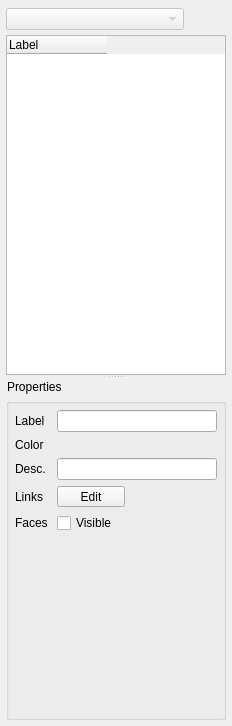
First picture: the form in Tools/Mokka/ModelDockWidget.ui, repository Biomechanical-ToolKit/BTKCore, before the edit.
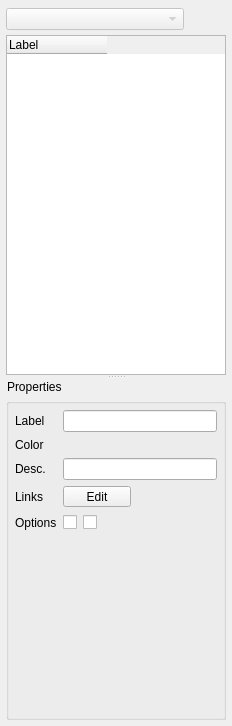
Second picture: the form after the edit. Icons and pictures are not drawn. Custom widgets are drawn as their Qt base class.

What changed in the file:
```diff
--- a/Tools/Mokka/ModelDockWidget.ui
+++ b/Tools/Mokka/ModelDockWidget.ui
@@ -323,6 +323,74 @@
                  </property>
                 </widget>
                </item>
+               <item row="4" column="0">
+                <widget class="QLabel" name="segmentOptionsLabel">
+                 <property name="text">
+                  <string>Options</string>
+                 </property>
+                </widget>
+               </item>
+               <item row="4" column="1">
+                <layout class="QHBoxLayout" name="horizontalLayout_4">
+                 <item>
+                  <widget class="QCheckBox" name="segmentVisibilityCheckBox">
+                   <property name="toolTip">
+                    <string>Show/hide the segment by default</string>
+                   </property>
+                   <property name="text">
+                    <string/>
+                   </property>
+                   <property name="icon">
+                    <iconset resource="images.qrc">
+                     <normaloff>:/Resources/Images/eye.png</normaloff>:/Resources/Images/eye.png</iconset>
+                   </property>
+                  </widget>
+                 </item>
+                 <item>
+                  <widget class="QCheckBox" name="segmentSurfaceVisibilityCheckBox">
+                   <property name="toolTip">
+                    <string>Show/hide the surface by default</string>
+                   </property>
+                   <property name="text">
+                    <string/>
+                   </property>
+                   <property name="icon">
+                    <iconset resource="images.qrc">
+                     <normaloff>:/Resources/Images/surface-visibility.png</normaloff>:/Resources/Images/surface-visibility.png</iconset>
+                   </property>
+                  </widget>
+                 </item>
+                 <item>
+                  <spacer name="horizontalSpacer_4">
+                   <property name="orientation">
+                    <enum>Qt::Horizontal</enum>
+                   </property>
+                   <property name="sizeHint" stdset="0">
+                    <size>
+                     <width>40</width>
+                     <height>20</height>
+                    </size>
+                   </property>
+                  </spacer>
+                 </item>
+                </layout>
+               </item>
+               <item row="6" column="0">
+                <spacer name="verticalSpacer_5">
+                 <property name="orientation">
+                  <enum>Qt::Vertical</enum>
+                 </property>
+                 <property name="sizeType">
+                  <enum>QSizePolicy::Expanding</enum>
+                 </property>
+                 <property name="sizeHint" stdset="0">
+                  <size>
+                   <width>20</width>
+                   <height>0</height>
+                  </size>
+                 </property>
+                </spacer>
+               </item>
                <item row="3" column="0">
                 <widget class="QLabel" name="segmentLinkLabel">
                  <property name="text">
@@ -332,48 +400,15 @@
                </item>
                <item row="3" column="1">
                 <widget class="QToolButton" name="segmentEditLinksButton">
+                 <property name="sizePolicy">
+                  <sizepolicy hsizetype="Fixed" vsizetype="Preferred">
+                   <horstretch>0</horstretch>
+                   <verstretch>0</verstretch>
+                  </sizepolicy>
+                 </property>
                  <property name="text">
                   <string>     Edit     </string>
                  </property>
-                 <property name="toolButtonStyle">
-                  <enum>Qt::ToolButtonTextBesideIcon</enum>
-                 </property>
-                </widget>
-               </item>
-               <item row="4" column="0">
-                <widget class="QLabel" name="segmentSurfaceLabel">
-                 <property name="minimumSize">
-                  <size>
-                   <width>0</width>
-                   <height>20</height>
-                  </size>
-                 </property>
-                 <property name="text">
-                  <string>Faces </string>
-                 </property>
-                </widget>
-               </item>
-               <item row="5" column="0">
-                <spacer name="verticalSpacer_5">
-                 <property name="orientation">
-                  <enum>Qt::Vertical</enum>
-                 </property>
-                 <property name="sizeType">
-                  <enum>QSizePolicy::Expanding</enum>
-                 </property>
-                 <property name="sizeHint" stdset="0">
-                  <size>
-                   <width>20</width>
-                   <height>0</height>
-                  </size>
-                 </property>
-                </spacer>
-               </item>
-               <item row="4" column="1">
-                <widget class="QCheckBox" name="segmentSurfaceVisibilityCheckBox">
-                 <property name="text">
-                  <string>Visible</string>
-                 </property>
                 </widget>
                </item>
               </layout>
```
Left out of the diff: 118 changed lines with no effect on the pictures.
